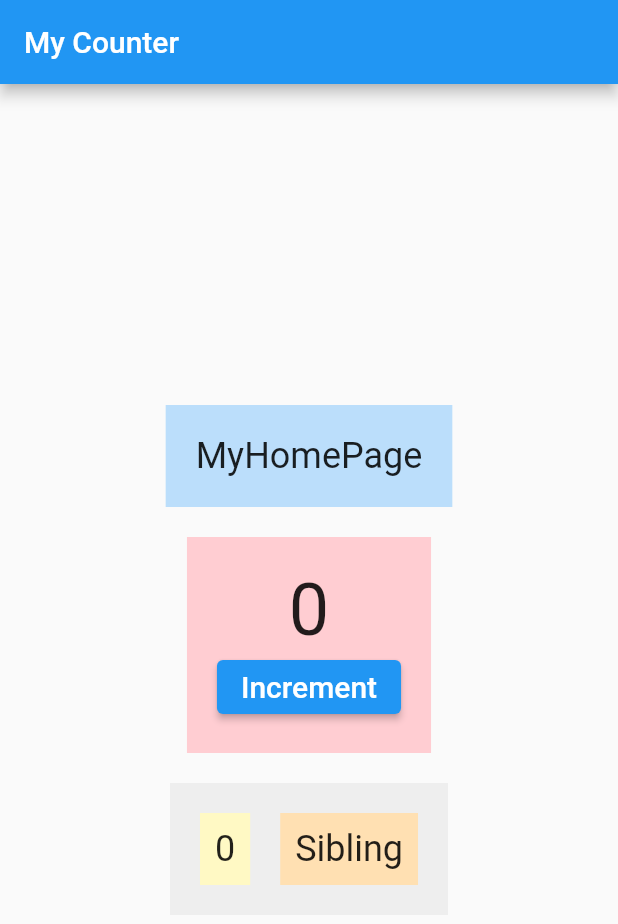
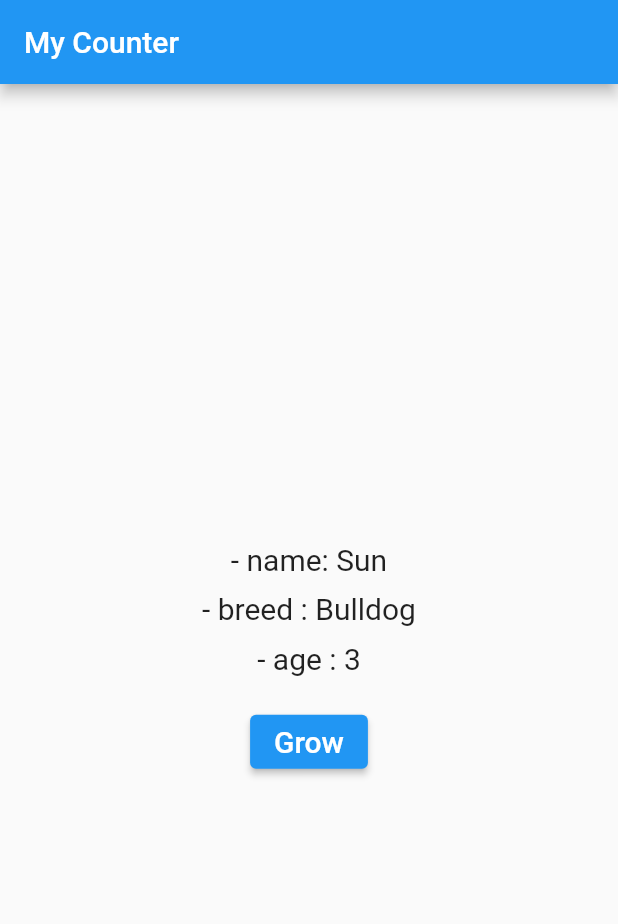
Before and after one commit to fahmi54321/basic_provider, a Flutter app: the screen it shows after launch, on a phone screen of 412 x 824 dp. Shown: the top 924 px of the screen. Run offline on Flutter 3.47's test engine with Material 2 defaults, Android fonts, the phone set to English and light mode, and no system bars.

Commit message:
using provider

```diff
--- a/lib/main.dart
+++ b/lib/main.dart
@@ -1,4 +1,6 @@
+import 'package:basic_provider/models/dog.dart';
 import 'package:flutter/material.dart';
+import 'package:provider/provider.dart';
 
 void main() {
   runApp(const MyApp());
@@ -10,12 +12,20 @@ class MyApp extends StatelessWidget {
   // This widget is the root of your application.
   @override
   Widget build(BuildContext context) {
-    return MaterialApp(
+    return Provider(
+      //todo 2
+      create: (context) => Dog(
+        name: 'Sun',
+        breed: 'Bulldog',
+        age: 3,
+      ),
+      child: MaterialApp(
         title: 'Flutter Demo',
         theme: ThemeData(
           primarySwatch: Colors.blue,
         ),
         home: const MyHomePage(),
+      ),
     );
   }
 }
@@ -28,14 +38,6 @@ class MyHomePage extends StatefulWidget {
 }
 
 class _MyHomePageState extends State<MyHomePage> {
-  //todo 1
-  int counter = 0;
-  void increment() {
-    setState(() {
-      counter++;
-    });
-  }
-
   @override
   Widget build(BuildContext context) {
     return Scaffold(
@@ -45,24 +47,14 @@ class _MyHomePageState extends State<MyHomePage> {
       body: Center(
         child: Column(
           mainAxisAlignment: MainAxisAlignment.center,
+          mainAxisSize: MainAxisSize.min,
           children: [
-            Container(
-              color: Colors.blue[100],
-              padding: const EdgeInsets.all(20.0),
-              child: const Text(
-                'MyHomePage',
-                style: TextStyle(fontSize: 24.0),
+            Text(
+              '- name: ${Provider.of<Dog>(context).name}', //todo 3
+              style: const TextStyle(fontSize: 20.0),
             ),
-            ),
-            const SizedBox(height: 20.0),
-            CounterA( //todo 2
-              counter: counter,
-              increment: increment,
-            ),
-            const SizedBox(height: 20.0),
-            Middle( //todo 3
-              counter: counter,
-            ),
+            const SizedBox(height: 10.0),
+            BreedAndAge(),
           ],
         ),
       ),
@@ -70,96 +62,47 @@ class _MyHomePageState extends State<MyHomePage> {
   }
 }
 
-class CounterA extends StatelessWidget {
-  final int counter; //todo 4
-  final void Function() increment; // todo 5
-  const CounterA({
-    super.key,
-    required this.counter,
-    required this.increment,
-  });
+class BreedAndAge extends StatelessWidget {
+  const BreedAndAge({super.key});
 
   @override
   Widget build(BuildContext context) {
-    return Container(
-      color: Colors.red[100],
-      padding: const EdgeInsets.all(20.0),
-      child: Column(
+    return Column(
       children: [
         Text(
-            '$counter', //todo 6
-            style: const TextStyle(fontSize: 48.0),
+          '- breed : ${Provider.of<Dog>(context).breed}', //todo 4
+          style: const TextStyle(fontSize: 20.0),
         ),
-          ElevatedButton(
-            onPressed: increment,
-            child: const Text(
-              'Increment',
-              style: TextStyle(fontSize: 20.0),
-            ),
-          ),
+        const SizedBox(height: 10.0),
+        const Age(),
       ],
-      ),
     );
   }
 }
 
-class Middle extends StatelessWidget {
-  final int counter; //tofo 7
-  const Middle({
-    super.key,
-    required this.counter,
-  });
+class Age extends StatelessWidget {
+  const Age({super.key});
 
   @override
   Widget build(BuildContext context) {
-    return Container(
-      color: Colors.grey[200],
-      padding: const EdgeInsets.all(20.0),
-      child: Row(
-        mainAxisAlignment: MainAxisAlignment.center,
-        mainAxisSize: MainAxisSize.min,
+    return Column(
       children: [
-          CounterB(counter: counter), //todo 8
-          const SizedBox(width: 20.0),
-          Sibling(),
+        Text(
+          '- age : ${Provider.of<Dog>(context).age}', //todo 5
+          style: const TextStyle(fontSize: 20.0),
+        ),
+        const SizedBox(height: 20.0),
+        ElevatedButton(
+          onPressed: () =>
+              Provider.of<Dog>(context, listen: false).grow(), //todo 6 (finish)
+          child: const Text(
+            'Grow',
+            style: TextStyle(
+              fontSize: 20.0,
+            ),
+          ),
+        )
       ],
-      ),
     );
   }
 }
-
-class CounterB extends StatelessWidget {
-  final int counter; //todo 9
-  const CounterB({
-    super.key,
-    required this.counter,
-  });
-
-  @override
-  Widget build(BuildContext context) {
-    return Container(
-      color: Colors.yellow[100],
-      padding: EdgeInsets.all(10.0),
-      child: Text(
-        '$counter',// todo 10 (finish)
-        style: const TextStyle(fontSize: 24.0),
-      ),
-    );
-  }
-}
-
-class Sibling extends StatelessWidget {
-  const Sibling({super.key});
-
-  @override
-  Widget build(BuildContext context) {
-    return Container(
-      color: Colors.orange[100],
-      padding: const EdgeInsets.all(10.0),
-      child: const Text(
-        'Sibling',
-        style: TextStyle(fontSize: 24.0),
-      ),
-    );
-  }
-}
--- /dev/null
+++ b/lib/models/dog.dart
@@ -0,0 +1,18 @@
+
+//todo 1 (next main.dart)
+class Dog {
+  final String name;
+  final String breed;
+  int age;
+
+  Dog({
+    required this.name,
+    required this.breed,
+    this.age = 1,
+  });
+
+  void grow() {
+    age++;
+    print('age : $age');
+  }
+}
```
Also changed, not shown: pubspec.yaml (+3 -4 lines), pubspec.lock. Lines whose indentation alone changed are shown as unchanged.
